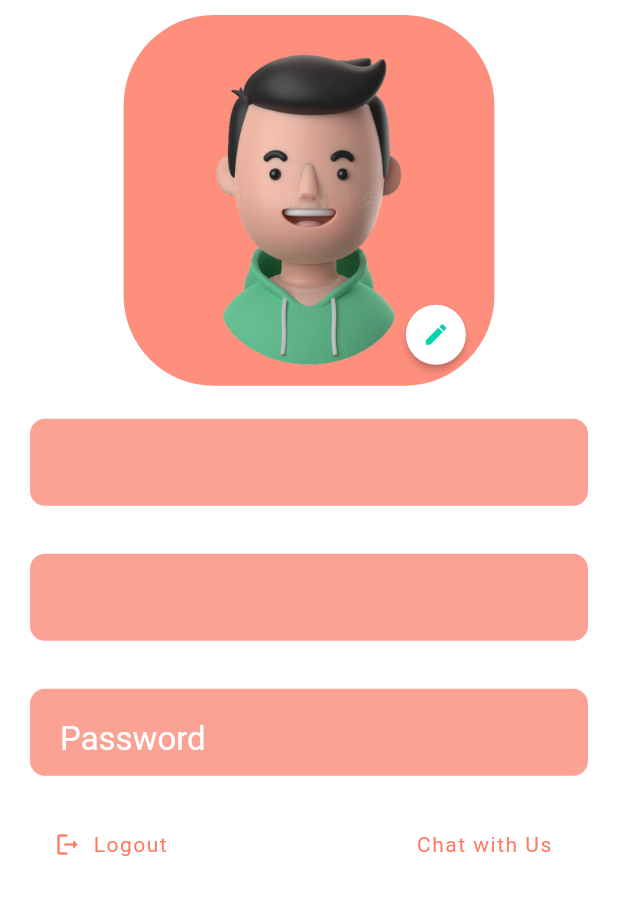
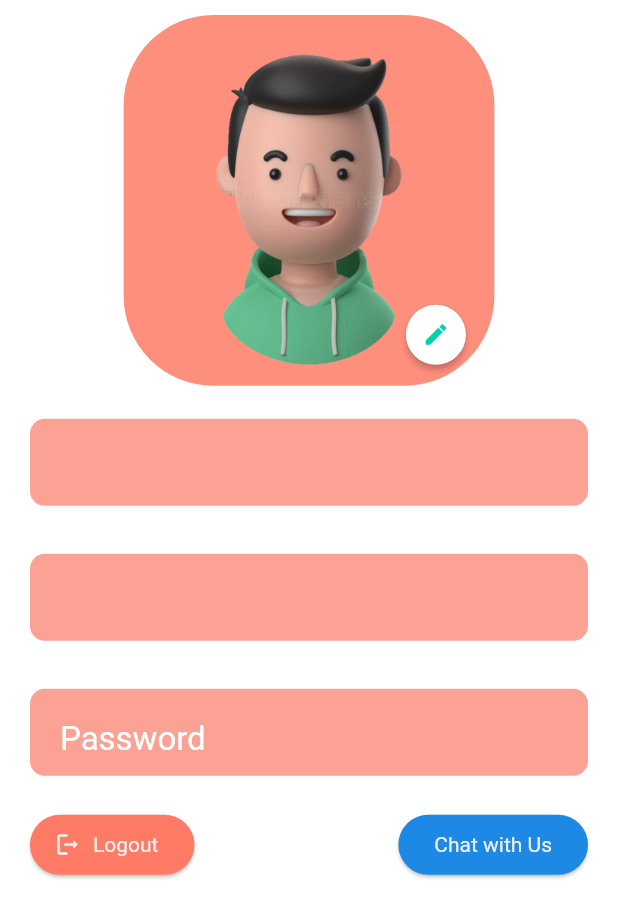
Before and after one commit to ahzam-shahnil/pay_qr, a Flutter app: the ProfileScreen screen opened directly, on a phone screen of 412 x 824 dp. Shown: the top 918 px of the screen. Run offline on Flutter 3.47's test engine with Material 2 defaults, Android fonts, the phone set to English and light mode, and no system bars; our stand-ins replace cached_network_image, cloud_firestore, contacts_service, fancy_shimmer_image, firebase_analytics, firebase_auth and 25 more; missing offline and left inert: file_saver, mobile_scanner, ndialog, pluto_grid, pluto_grid_export, scan and 1 more; accounts and stored records are empty; network calls fail.

Commit message:
final changes to profile and reduced latency speed of profile

```diff
--- a/lib/components/rectangular_password_field.dart
+++ b/lib/components/rectangular_password_field.dart
@@ -41,6 +41,7 @@ class _RectangularPasswordFieldState extends State<RectangularPasswordField> {
         enableIMEPersonalizedLearning: true,
         enableSuggestions: true,
         // textAlign: TextAlign.right,
+
         onChanged: widget.onChanged,
         readOnly: widget.isReadOnly ?? false,
         // cursorColor: kActiveBtnColor,
@@ -54,8 +55,8 @@ class _RectangularPasswordFieldState extends State<RectangularPasswordField> {
         // onEditingComplete: () => TextInput.finishAutofillContext(),
         decoration: InputDecoration(
           isCollapsed: true,
-          hintText: "Password",
-          labelText: widget.text,
+          hintText: widget.text ?? "Password",
+          // labelText: widget.text,
           hintStyle: Theme.of(context)
               .textTheme
               .headline6
--- a/lib/controller/login_controller.dart
+++ b/lib/controller/login_controller.dart
@@ -134,6 +134,8 @@ class LoginController extends GetxController {
             msg: 'User not found',
           );
         }
+
+
       } else {
         AuthHelperFirebase.signOutAndCacheClear();
       }
--- a/lib/utils/utility_helper.dart
+++ b/lib/utils/utility_helper.dart
@@ -68,7 +68,7 @@ class Utility {
         total,
         (double previousValue, element) =>
             previousValue + calculateAmount(element.cashRecords));
-    logger.d(total);
+    // logger.d(total);
     return total.toStringAsFixed(0);
   }
 
--- a/lib/view/main_views/auth/login_screen.dart
+++ b/lib/view/main_views/auth/login_screen.dart
@@ -11,7 +11,7 @@ import 'package:pay_qr/config/controllers.dart';
 import 'package:pay_qr/config/firebase.dart';
 import 'package:pay_qr/gen/assets.gen.dart';
 import 'package:pay_qr/utils/toast_dialogs.dart';
-import '../../../components/already_have_an_account_acheck.dart';
+import '../../../components/already_have_an_account_check.dart';
 import 'signup_screen.dart';
 
 class LoginScreen extends StatefulWidget {
--- a/lib/view/main_views/auth/signup_screen.dart
+++ b/lib/view/main_views/auth/signup_screen.dart
@@ -9,7 +9,7 @@ import 'package:pay_qr/config/app_constants.dart';
 
 // Project imports:
 import 'package:pay_qr/config/controllers.dart';
-import '../../../components/already_have_an_account_acheck.dart';
+import '../../../components/already_have_an_account_check.dart';
 import '../../../widgets/auth/account_type_row.dart';
 
 // Package imports:
--- a/lib/view/main_views/profile/chatbot_screen.dart
+++ b/lib/view/main_views/profile/chatbot_screen.dart
@@ -95,7 +95,7 @@ class _ChatBotScreenState extends State<ChatBotScreen> {
       _textController.clear();
       ChatMessage message = ChatMessage(
         text: text,
-        name: profileController.currentUser.value.fullName!,
+        name: userController.userModel.value.fullName!,
         type: true,
       );
       setState(() {
--- a/lib/view/main_views/profile/profile_screen.dart
+++ b/lib/view/main_views/profile/profile_screen.dart
@@ -21,7 +21,6 @@ import 'package:pay_qr/utils/toast_dialogs.dart';
 import 'package:pay_qr/utils/upload_image.dart';
 
 import '../../../controller/base_controller.dart';
-import '../../../widgets/profile/profile_shimmer.dart';
 import '../../../widgets/profile/profile_widget.dart';
 import '../auth/login_screen.dart';
 import 'chatbot_screen.dart';
@@ -37,7 +36,7 @@ class _ProfileScreenState extends State<ProfileScreen> with BaseController {
   final TextEditingController _nameController = TextEditingController();
   final TextEditingController _passController = TextEditingController();
   final TextEditingController _shopNameController = TextEditingController();
-  //TODO: Add money to profile model
+
   bool isEdit = false;
   @override
   void initState() {
@@ -80,16 +79,11 @@ class _ProfileScreenState extends State<ProfileScreen> with BaseController {
   }
 
   refresh() {
-    profileController.getProfile().then((value) {
-      if (mounted) {
     setState(() {
-          _passController.text = profileController.currentUser.value.password!;
-          _nameController.text = profileController.currentUser.value.fullName!;
-          if (profileController.currentUser.value.isMerchant!) {
-            _shopNameController.text =
-                profileController.currentUser.value.shopName!;
-          }
-        });
+      _passController.text = userController.userModel.value.password!;
+      _nameController.text = userController.userModel.value.fullName!;
+      if (userController.userModel.value.isMerchant!) {
+        _shopNameController.text = userController.userModel.value.shopName!;
       }
     });
   }
@@ -108,7 +102,7 @@ class _ProfileScreenState extends State<ProfileScreen> with BaseController {
       );
       return;
     }
-    if (profileController.currentUser.value.isMerchant! && shopName.isEmpty) {
+    if (userController.userModel.value.isMerchant! && shopName.isEmpty) {
       showToast(
         msg: 'Please Shop Name',
       );
@@ -134,14 +128,14 @@ class _ProfileScreenState extends State<ProfileScreen> with BaseController {
     }
 
     logger.d(imgUrl);
-    var profile = profileController.currentUser.value.copyWith(
+    var profile = userController.userModel.value.copyWith(
       fullName: _nameController.text,
       shopName: _shopNameController.text,
       password: _passController.text,
       imageUrl: imgUrl,
     );
 
-    if (profile == profileController.currentUser.value) {
+    if (profile == userController.userModel.value) {
       progressDialog.dismiss();
       showToast(msg: 'Nothing to Save', backColor: Colors.grey);
       saveWork();
@@ -150,7 +144,7 @@ class _ProfileScreenState extends State<ProfileScreen> with BaseController {
     // logger.d(profile);
     progressDialog.setMessage(const Text('Updating Profile'));
     try {
-      await profileController.updateProfile(profile, context);
+      await profileController.updateProfile(profile);
     } catch (e) {
       logger.e(e);
     }
@@ -166,16 +160,11 @@ class _ProfileScreenState extends State<ProfileScreen> with BaseController {
       extendBodyBehindAppBar: true,
       backgroundColor: Colors.transparent,
       body: SafeArea(
-        child: Stack(
-          children: [
-            Obx(() => profileController.isLoading.value
-                ? const ProfileShimmer()
-                : GestureDetector(
+        child: GestureDetector(
           onTap: () => FocusScope.of(context).unfocus(),
           child: ListView(
             physics: const BouncingScrollPhysics(),
-                      padding: const EdgeInsets.symmetric(
-                          horizontal: 20, vertical: 10),
+            padding: const EdgeInsets.symmetric(horizontal: 20, vertical: 10),
             children: [
               Obx(() => ProfileWidget(
                     onClicked: () async {
@@ -191,23 +180,20 @@ class _ProfileScreenState extends State<ProfileScreen> with BaseController {
                         }
                       }
                     },
-                              imageUrl:
-                                  userController.firebaseUser.value?.photoURL,
+                    imageUrl: userController.firebaseUser.value?.photoURL,
                     imageFile: imageFile,
                     isEdit: isEdit,
                   )),
               const SizedBox(height: 12),
               Obx(() => RoundedRectangleInputField(
                     textCapitalization: TextCapitalization.words,
-                              hintText:
-                                  profileController.currentUser.value.fullName!,
+                    hintText: userController.userModel.value.fullName!,
                     textController: _nameController,
                     isEnabled: isEdit,
                   )),
               const SizedBox(height: 12),
               Obx(() => RoundedRectangleInputField(
-                              hintText:
-                                  profileController.currentUser.value.email!,
+                    hintText: userController.userModel.value.email!,
 
                     // textController: _emailController,
                     autofillHints: const [AutofillHints.email],
@@ -217,21 +203,17 @@ class _ProfileScreenState extends State<ProfileScreen> with BaseController {
                   )),
               const SizedBox(height: 12),
               RectangularPasswordField(
-                            isReadOnly: !isEdit,
-                            textController: _passController),
+                  isReadOnly: !isEdit, textController: _passController),
               const SizedBox(height: 12),
               Obx(
-                          () => profileController.currentUser.value.isMerchant!
+                () => userController.userModel.value.isMerchant!
                     ? Column(
-                                  crossAxisAlignment:
-                                      CrossAxisAlignment.stretch,
+                        crossAxisAlignment: CrossAxisAlignment.stretch,
                         children: [
                           RoundedRectangleInputField(
-                                      textCapitalization:
-                                          TextCapitalization.words,
+                            textCapitalization: TextCapitalization.words,
                             isEnabled: isEdit,
-                                      hintText: profileController
-                                          .currentUser.value.shopName!,
+                            hintText: userController.userModel.value.shopName!,
                             icon: Icons.shopping_basket_outlined,
                             textController: _shopNameController,
                             textInputType: TextInputType.name,
@@ -269,22 +251,32 @@ class _ProfileScreenState extends State<ProfileScreen> with BaseController {
                   mainAxisAlignment: MainAxisAlignment.spaceBetween,
                   crossAxisAlignment: CrossAxisAlignment.center,
                   children: [
-                              OutlinedButton.icon(
-                                // style: ElevatedButton.styleFrom(
-                                //   primary: kTealColor,
-                                // ),
+                    ElevatedButton.icon(
+                      style: ElevatedButton.styleFrom(
+                        primary: kPrimaryColor,
+                      ),
                       onPressed: () async {
-                                  await AuthHelperFirebase
-                                      .signOutAndCacheClear();
+                        await AuthHelperFirebase.signOutAndCacheClear();
                         Get.offAll(() => const LoginScreen());
                       },
-                                icon: const Icon(Icons.logout_rounded),
-                                label: const Text('Logout'),
+                      icon: const Icon(
+                        Icons.logout_rounded,
+                        color: kScanBackColor,
                       ),
-                              OutlinedButton(
-                                onPressed: () =>
-                                    Get.to(() => const ChatBotScreen()),
-                                child: const Text("Chat with Us"),
+                      label: const Text(
+                        'Logout',
+                        style: TextStyle(color: kScanBackColor),
+                      ),
+                    ),
+                    ElevatedButton(
+                      style: ElevatedButton.styleFrom(
+                        primary: Colors.blue.shade600,
+                      ),
+                      onPressed: () => Get.to(() => const ChatBotScreen()),
+                      child: const Text(
+                        "Chat with Us",
+                        style: TextStyle(color: kScanBackColor),
+                      ),
                     ),
                   ],
                 ),
@@ -292,8 +284,6 @@ class _ProfileScreenState extends State<ProfileScreen> with BaseController {
               // const Text('Privacy Policy'),
             ],
           ),
-                  )),
-          ],
         ),
       ),
     );
```
Also changed, not shown: lib/controller/product_add_controller.dart (+10 -8 lines), lib/controller/profile_controller.dart (+112 -86 lines), lib/view/main_views/home/home_screen.dart (+7 -5 lines), lib/view/main_views/product_add/product_add_screen.dart (+21 -21 lines), lib/components/already_have_an_account_check.dart (renamed from lib/components/already_have_an_account_acheck.dart). Lines whose indentation alone changed are shown as unchanged.
